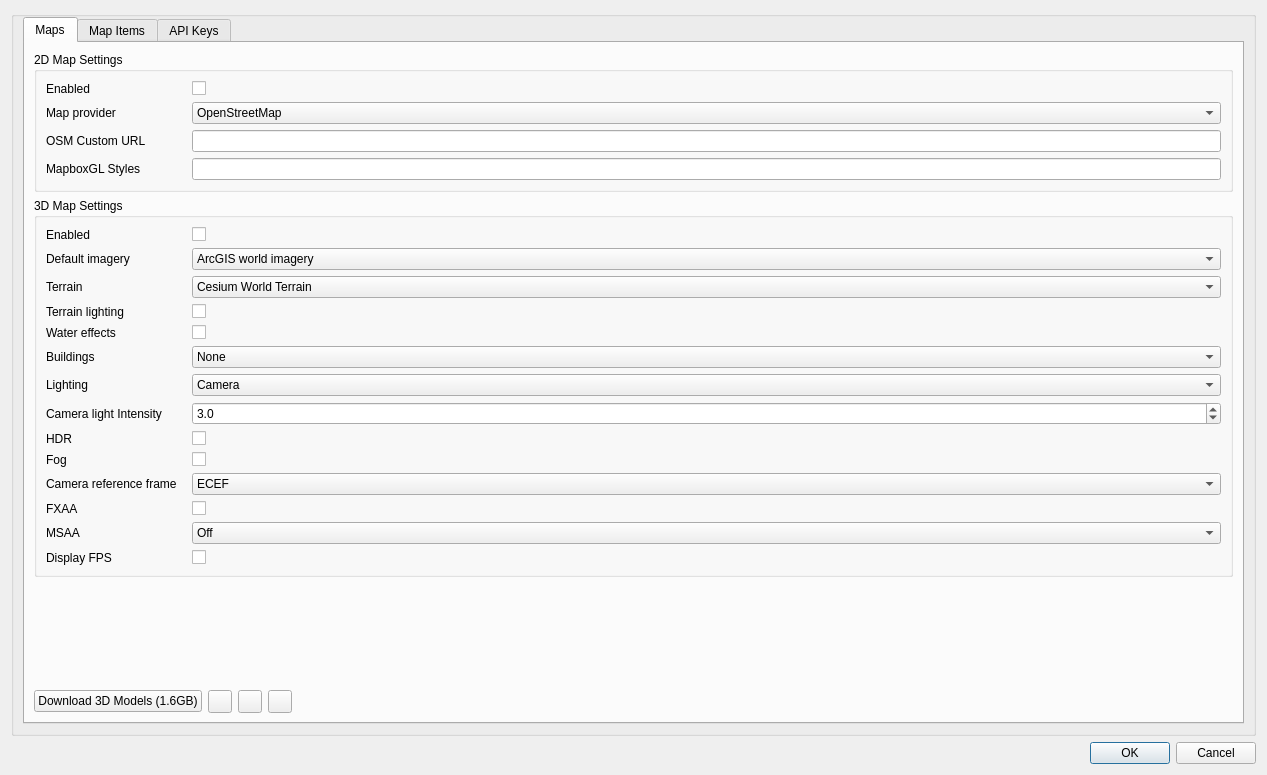
Old version of the form plugins/feature/map/mapsettingsdialog.ui in the repository f4exb/sdrangel.
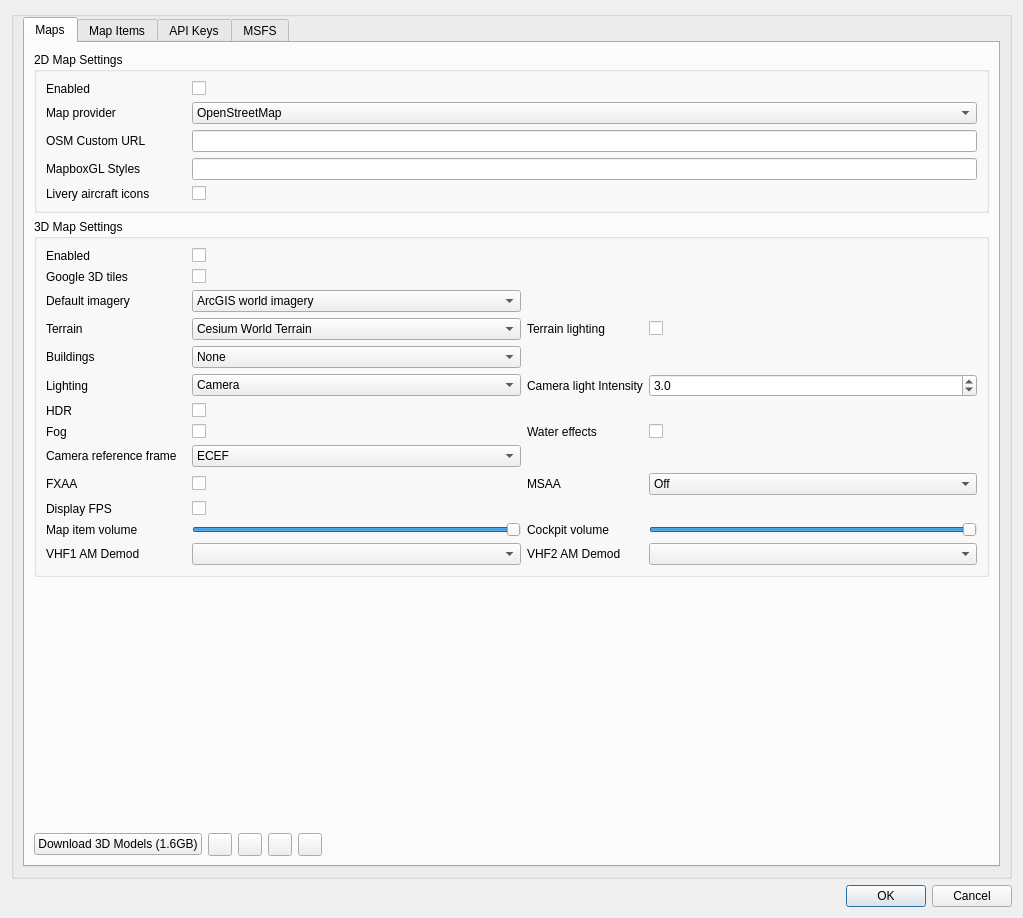
New version of the form. The open tabs and pages were chosen to show the change. Icons and pictures are not drawn.

What changed in the file:
```diff
--- a/plugins/feature/map/mapsettingsdialog.ui
+++ b/plugins/feature/map/mapsettingsdialog.ui
@@ -6,8 +6,8 @@
    <rect>
     <x>0</x>
     <y>0</y>
-    <width>1267</width>
-    <height>775</height>
+    <width>1023</width>
+    <height>918</height>
    </rect>
   </property>
   <property name="font">
@@ -123,6 +123,23 @@
                </property>
               </widget>
              </item>
+             <item row="4" column="0">
+              <widget class="QLabel" name="useLiveryIconsLabel">
+               <property name="text">
+                <string>Livery aircraft icons</string>
+               </property>
+              </widget>
+             </item>
+             <item row="4" column="1">
+              <widget class="QCheckBox" name="useLiveryIcons">
+               <property name="toolTip">
+                <string>Display aircraft icons showing airline liveries, matched from the aircraft type and operator, instead of black icons</string>
+               </property>
+               <property name="text">
+                <string/>
+               </property>
+              </widget>
+             </item>
             </layout>
            </widget>
           </item>
@@ -131,35 +148,167 @@
             <property name="title">
              <string>3D Map Settings</string>
             </property>
-            <layout class="QFormLayout" name="formLayout">
-             <item row="0" column="0">
-              <widget class="QLabel" name="map3DEnabledLabel">
-               <property name="minimumSize">
-                <size>
-                 <width>140</width>
-                 <height>0</height>
-                </size>
+            <layout class="QGridLayout" name="gridLayout">
+             <item row="3" column="0">
+              <widget class="QLabel" name="terrainLabel">
+               <property name="text">
+                <string>Terrain</string>
                </property>
+              </widget>
+             </item>
+             <item row="14" column="1">
+              <widget class="QCheckBox" name="fps">
+               <property name="toolTip">
+                <string>Display frames per second (FPS)</string>
+               </property>
                <property name="text">
-                <string>Enabled</string>
+                <string/>
                </property>
               </widget>
              </item>
-             <item row="0" column="1">
-              <widget class="QCheckBox" name="map3DEnabled">
+             <item row="1" column="1">
+              <widget class="QCheckBox" name="googlePhotorealistic3DTiles">
+               <property name="toolTip">
+                <string>Display Google Photorealistic 3D Tiles. This replaces the imagery, terrain and buildings settings and hides map layers drawn on the globe, such as rain and clouds. Uses Cesium Ion quota, so requires a Cesium Ion API key to be entered on the API keys tab</string>
+               </property>
                <property name="text">
                 <string/>
                </property>
               </widget>
              </item>
-             <item row="1" column="0">
+             <item row="2" column="0">
               <widget class="QLabel" name="defaultImageryLabel">
                <property name="text">
                 <string>Default imagery</string>
                </property>
               </widget>
              </item>
-             <item row="1" column="1">
+             <item row="0" column="0">
+              <widget class="QLabel" name="map3DEnabledLabel">
+               <property name="minimumSize">
+                <size>
+                 <width>140</width>
+                 <height>0</height>
+                </size>
+               </property>
+               <property name="text">
+                <string>Enabled</string>
+               </property>
+              </widget>
+             </item>
+             <item row="12" column="0">
+              <widget class="QLabel" name="fxaaLabel">
+               <property name="text">
+                <string>FXAA</string>
+               </property>
+              </widget>
+             </item>
+             <item row="12" column="1">
+              <widget class="QCheckBox" name="fxaa">
+               <property name="toolTip">
+                <string>Fast Approximate Anti-aliasing</string>
+               </property>
+               <property name="text">
+                <string/>
+               </property>
+              </widget>
+             </item>
+             <item row="0" column="1">
+              <widget class="QCheckBox" name="map3DEnabled">
+               <property name="text">
+                <string/>
+               </property>
+              </widget>
+             </item>
+             <item row="11" column="0">
+              <widget class="QLabel" name="eciCameraLabel">
+               <property name="text">
+                <string>Camera reference frame</string>
+               </property>
+              </widget>
+             </item>
+             <item row="15" column="1">
+              <widget class="QSlider" name="mapItemSoundVolume">
+               <property name="toolTip">
+                <string>Volume of sounds located at map items, such as engines and animation sounds</string>
+               </property>
+               <property name="maximum">
+                <number>100</number>
+               </property>
+               <property name="value">
+                <number>100</number>
+               </property>
+               <property name="orientation">
+                <enum>Qt::Orientation::Horizontal</enum>
+               </property>
+              </widget>
+             </item>
+             <item row="1" column="0">
+              <widget class="QLabel" name="googlePhotorealistic3DTilesLabel">
+               <property name="text">
+                <string>Google 3D tiles</string>
+               </property>
+              </widget>
+             </item>
+             <item row="6" column="0">
+              <widget class="QLabel" name="sunLightEnabledLabel">
+               <property name="text">
+                <string>Lighting</string>
+               </property>
+              </widget>
+             </item>
+             <item row="5" column="0">
+              <widget class="QLabel" name="buildingsLabel">
+               <property name="text">
+                <string>Buildings</string>
+               </property>
+              </widget>
+             </item>
+             <item row="8" column="1">
+              <widget class="QCheckBox" name="hdr">
+               <property name="toolTip">
+                <string>High dynamic range</string>
+               </property>
+               <property name="text">
+                <string/>
+               </property>
+              </widget>
+             </item>
+             <item row="6" column="1">
+              <widget class="QComboBox" name="sunLightEnabled">
+               <property name="toolTip">
+                <string>Whether lighting is from the Sun or Camera</string>
+               </property>
+               <item>
+                <property name="text">
+                 <string>Camera</string>
+                </property>
+               </item>
+               <item>
+                <property name="text">
+                 <string>Sun</string>
+                </property>
+               </item>
+              </widget>
+             </item>
+             <item row="11" column="1">
+              <widget class="QComboBox" name="eciCamera">
+               <property name="toolTip">
+                <string>Selects camera reference frame. For ECEF the camera rotates with the Earth. For ECI, the camera position is fixed relative to the stars and the Earth's rotation will be visible.</string>
+               </property>
+               <item>
+                <property name="text">
+                 <string>ECEF</string>
+                </property>
+               </item>
+               <item>
+                <property name="text">
+                 <string>ECI</string>
+                </property>
+               </item>
+              </widget>
+             </item>
+             <item row="2" column="1">
               <widget class="QComboBox" name="defaultImagery">
                <property name="toolTip">
                 <string>Default imagery (Note there is a quota on Bing Maps Ariel usage)</string>
@@ -191,14 +340,14 @@
                </item>
               </widget>
              </item>
-             <item row="2" column="0">
-              <widget class="QLabel" name="terrainLabel">
+             <item row="6" column="2">
+              <widget class="QLabel" name="lightIntensityLabel">
                <property name="text">
-                <string>Terrain</string>
+                <string>Camera light Intensity</string>
                </property>
               </widget>
              </item>
-             <item row="2" column="1">
+             <item row="3" column="1">
               <widget class="QComboBox" name="terrain">
                <item>
                 <property name="text">
@@ -222,15 +371,15 @@
                </item>
               </widget>
              </item>
-             <item row="3" column="0">
-              <widget class="QLabel" name="terrainLightingLabel">
+             <item row="14" column="0">
+              <widget class="QLabel" name="fpsLabel">
                <property name="text">
-                <string>Terrain lighting</string>
+                <string>Display FPS</string>
                </property>
               </widget>
              </item>
-             <item row="3" column="1">
-              <widget class="QCheckBox" name="terrainLighting">
+             <item row="9" column="1">
+              <widget class="QCheckBox" name="fog">
                <property name="toolTip">
                 <string>Enable terrain lighting</string>
                </property>
@@ -239,27 +388,10 @@
                </property>
               </widget>
              </item>
-             <item row="4" column="0">
-              <widget class="QLabel" name="waterLabel">
+             <item row="15" column="0">
+              <widget class="QLabel" name="mapItemSoundVolumeLabel">
                <property name="text">
-                <string>Water effects</string>
-               </property>
-              </widget>
-             </item>
-             <item row="4" column="1">
-              <widget class="QCheckBox" name="water">
-               <property name="toolTip">
-                <string>Enable water effects such as waves</string>
-               </property>
-               <property name="text">
-                <string/>
-               </property>
-              </widget>
-             </item>
-             <item row="5" column="0">
-              <widget class="QLabel" name="buildingsLabel">
-               <property name="text">
-                <string>Buildings</string>
+                <string>Map item volume</string>
                </property>
               </widget>
              </item>
@@ -277,53 +409,6 @@
                </item>
               </widget>
              </item>
-             <item row="6" column="0">
-              <widget class="QLabel" name="sunLightEnabledLabel">
-               <property name="text">
-                <string>Lighting</string>
-               </property>
-              </widget>
-             </item>
-             <item row="6" column="1">
-              <widget class="QComboBox" name="sunLightEnabled">
-               <property name="toolTip">
-                <string>Whether lighting is from the Sun or Camera</string>
-               </property>
-               <item>
-                <property name="text">
-                 <string>Camera</string>
-                </property>
-               </item>
-               <item>
-                <property name="text">
-                 <string>Sun</string>
-                </property>
-               </item>
-              </widget>
-             </item>
-             <item row="7" column="0">
-              <widget class="QLabel" name="lightIntensityLabel">
-               <property name="text">
-                <string>Camera light Intensity</string>
-               </property>
-              </widget>
-             </item>
-             <item row="7" column="1">
-              <widget class="QDoubleSpinBox" name="lightIntensity">
-               <property name="toolTip">
-                <string>Intensity of camera light</string>
-               </property>
-               <property name="decimals">
-                <number>1</number>
-               </property>
-               <property name="maximum">
-                <double>100.000000000000000</double>
-               </property>
-               <property name="value">
-                <double>3.000000000000000</double>
-               </property>
-              </widget>
-             </item>
              <item row="8" column="0">
               <widget class="QLabel" name="hdrLabel">
                <property name="text">
@@ -331,16 +416,6 @@
                </property>
               </widget>
              </item>
-             <item row="8" column="1">
-              <widget class="QCheckBox" name="hdr">
-               <property name="toolTip">
-                <string>High dynamic range</string>
-               </property>
-               <property name="text">
-                <string/>
-               </property>
-              </widget>
-             </item>
              <item row="9" column="0">
               <widget class="QLabel" name="fogLabel">
                <property name="text">
@@ -348,49 +423,31 @@
                </property>
               </widget>
              </item>
-             <item row="9" column="1">
-              <widget class="QCheckBox" name="fog">
+             <item row="6" column="3">
+              <widget class="QDoubleSpinBox" name="lightIntensity">
                <property name="toolTip">
                 <string>Enable fog effect</string>
                </property>
-               <property name="text">
-                <string/>
+               <property name="decimals">
+                <number>1</number>
                </property>
-              </widget>
-             </item>
-             <item row="11" column="0">
-              <widget class="QLabel" name="eciCameraLabel">
-               <property name="text">
-                <string>Camera reference frame</string>
+               <property name="maximum">
+                <double>100.000000000000000</double>
                </property>
-              </widget>
-             </item>
-             <item row="11" column="1">
-              <widget class="QComboBox" name="eciCamera">
-               <property name="toolTip">
-                <string>Selects camera reference frame. For ECEF the camera rotates with the Earth. For ECI, the camera position is fixed relative to the stars and the Earth's rotation will be visible.</string>
+               <property name="value">
+                <double>3.000000000000000</double>
                </property>
-               <item>
-                <property name="text">
-                 <string>ECEF</string>
-                </property>
-               </item>
-               <item>
-                <property name="text">
-                 <string>ECI</string>
-                </property>
-               </item>
               </widget>
              </item>
-             <item row="14" column="0">
-              <widget class="QLabel" name="fpsLabel">
+             <item row="9" column="2">
+              <widget class="QLabel" name="waterLabel">
                <property name="text">
-                <string>Display FPS</string>
+                <string>Water effects</string>
                </property>
               </widget>
              </item>
-             <item row="14" column="1">
-              <widget class="QCheckBox" name="fps">
+             <item row="9" column="3">
+              <widget class="QCheckBox" name="water">
                <property name="toolTip">
                 <string>Display frames per second (FPS)</string>
                </property>
@@ -399,14 +456,14 @@
                </property>
               </widget>
              </item>
-             <item row="13" column="0">
+             <item row="12" column="2">
               <widget class="QLabel" name="msaaLabel">
                <property name="text">
                 <string>MSAA</string>
                </property>
               </widget>
              </item>
-             <item row="13" column="1">
+             <item row="12" column="3">
               <widget class="QComboBox" name="msaa">
                <property name="toolTip">
                 <string>Multisample Anti-Aliasing</string>
@@ -438,17 +495,68 @@
                </item>
               </widget>
              </item>
-             <item row="12" column="0">
-              <widget class="QLabel" name="fxaaLabel">
+             <item row="15" column="2">
+              <widget class="QLabel" name="cockpitSoundVolumeLabel">
                <property name="text">
-                <string>FXAA</string>
+                <string>Cockpit volume</string>
                </property>
               </widget>
              </item>
-             <item row="12" column="1">
-              <widget class="QCheckBox" name="fxaa">
+             <item row="15" column="3">
+              <widget class="QSlider" name="cockpitSoundVolume">
                <property name="toolTip">
-                <string>Fast Approximate Anti-aliasing</string>
+                <string>Volume of cockpit sounds, such as altitude callouts and the datalink message ring</string>
+               </property>
+               <property name="maximum">
+                <number>100</number>
+               </property>
+               <property name="value">
+                <number>100</number>
+               </property>
+               <property name="orientation">
+                <enum>Qt::Orientation::Horizontal</enum>
+               </property>
+              </widget>
+             </item>
+             <item row="16" column="0">
+              <widget class="QLabel" name="vhf1ChannelLabel">
+               <property name="text">
+                <string>VHF1 AM Demod</string>
+               </property>
+              </widget>
+             </item>
+             <item row="16" column="1">
+              <widget class="QComboBox" name="vhf1Channel">
+               <property name="toolTip">
+                <string>AM Demod channel tuned by the RMP's VHF1 active frequency</string>
+               </property>
+              </widget>
+             </item>
+             <item row="16" column="2">
+              <widget class="QLabel" name="vhf2ChannelLabel">
+               <property name="text">
+                <string>VHF2 AM Demod</string>
+               </property>
+              </widget>
+             </item>
+             <item row="16" column="3">
+              <widget class="QComboBox" name="vhf2Channel">
+               <property name="toolTip">
+                <string>AM Demod channel tuned by the RMP's VHF2 active frequency</string>
+               </property>
+              </widget>
+             </item>
+             <item row="3" column="2">
+              <widget class="QLabel" name="terrainLightingLabel">
+               <property name="text">
+                <string>Terrain lighting</string>
+               </property>
+              </widget>
+             </item>
+             <item row="3" column="3">
+              <widget class="QCheckBox" name="terrainLighting">
+               <property name="toolTip">
+                <string>Enable terrain lighting</string>
                </property>
                <property name="text">
                 <string/>
@@ -525,6 +633,20 @@
               </property>
              </widget>
             </item>
+            <item>
+             <widget class="QToolButton" name="getSidStar">
+              <property name="toolTip">
+               <string>Download SID and STAR procedures (1MB)</string>
+              </property>
+              <property name="text">
+               <string/>
+              </property>
+              <property name="icon">
+               <iconset resource="mapicons.qrc">
+                <normaloff>:/map/icons/groundtracks.png</normaloff>:/map/icons/groundtracks.png</iconset>
+              </property>
+             </widget>
+            </item>
             <item>
              <spacer name="horizontalSpacer">
               <property name="orientation">
@@ -791,6 +913,140 @@
           </item>
          </layout>
         </widget>
+        <widget class="QWidget" name="msfsTab">
+         <attribute name="title">
+          <string>MSFS</string>
+         </attribute>
+         <layout class="QVBoxLayout" name="verticalLayout_5">
+          <item>
+           <widget class="QLabel" name="msfsDescription">
+            <property name="text">
+             <string>Use Microsoft Flight Simulator Navigraph waypoint data and convert FSLTL aircraft models.</string>
+            </property>
+            <property name="wordWrap">
+             <bool>true</bool>
+            </property>
+           </widget>
+          </item>
+          <item>
+           <layout class="QGridLayout" name="msfsDirectoryLayout">
+            <item row="0" column="0">
+             <widget class="QLabel" name="msfsNavigraphDirectoryLabel">
+              <property name="text">
+               <string>Navigraph BGL directory</string>
+              </property>
+             </widget>
+            </item>
+            <item row="0" column="1">
+             <widget class="QLineEdit" name="msfsNavigraphDirectory">
+              <property name="toolTip">
+               <string>Directory recursively scanned for Navigraph waypoint BGL files. Leave empty to use waypoints.csv.</string>
+              </property>
+             </widget>
+            </item>
+            <item row="0" column="2">
+             <widget class="QPushButton" name="msfsNavigraphBrowse">
+              <property name="text">
+               <string>Browse…</string>
+              </property>
+             </widget>
+            </item>
+            <item row="1" column="0">
+             <widget class="QLabel" name="msfsAircraftDirectoryLabel">
+              <property name="text">
+               <string>FSLTL directory</string>
+              </property>
+             </widget>
+            </item>
+            <item row="1" column="1">
+             <widget class="QLineEdit" name="msfsAircraftDirectory">
+              <property name="toolTip">
+               <string>Parent directory recursively scanned for aircraft.cfg files</string>
+              </property>
+             </widget>
+            </item>
+            <item row="1" column="2">
+             <widget class="QPushButton" name="msfsBrowse">
+              <property name="text">
+               <string>Browse…</string>
+              </property>
+             </widget>
+            </item>
+            <item row="2" column="0">
+             <widget class="QLabel" name="msfsOutputDirectoryLabel">
+              <property name="text">
+               <string>Converted models</string>
+              </property>
+             </widget>
+            </item>
+            <item row="2" column="1" colspan="2">
+             <widget class="QLabel" name="msfsOutputDirectory">
+              <property name="text">
+               <string/>
+              </property>
+              <property name="textInteractionFlags">
+               <set>Qt::TextInteractionFlag::TextSelectableByMouse</set>
+              </property>
+             </widget>
+            </item>
+           </layout>
+          </item>
+          <item>
+           <layout class="QHBoxLayout" name="horizontalLayout_3">
+            <item>
+             <widget class="QPushButton" name="convertMSFS">
+              <property name="toolTip">
+               <string>Convert every aircraft.cfg below the selected directory</string>
+              </property>
+              <property name="text">
+               <string>Convert Aircraft Models</string>
+              </property>
+             </widget>
+            </item>
+            <item>
+             <widget class="QPushButton" name="cancelMSFS">
+              <property name="text">
+               <string>Cancel</string>
+              </property>
+             </widget>
+            </item>
+            <item>
+             <spacer name="msfsButtonSpacer">
+              <property name="orientation">
+               <enum>Qt::Orientation::Horizontal</enum>
+              </property>
+              <property name="sizeHint" stdset="0">
+               <size>
+                <width>40</width>
+                <height>20</height>
+               </size>
+              </property>
+             </spacer>
+            </item>
+           </layout>
+          </item>
+          <item>
+           <widget class="QProgressBar" name="msfsProgress">
+            <property name="maximum">
+             <number>1</number>
+            </property>
+            <property name="value">
+             <number>0</number>
+            </property>
+           </widget>
+          </item>
+          <item>
+           <widget class="QPlainTextEdit" name="msfsLog">
+            <property name="readOnly">
+             <bool>true</bool>
+            </property>
+            <property name="placeholderText">
+             <string>Conversion progress and errors will appear here.</string>
+            </property>
+           </widget>
+          </item>
+         </layout>
+        </widget>
        </widget>
       </item>
      </layout>
```
Left out of the diff: 50 changed lines with no effect on the pictures.
